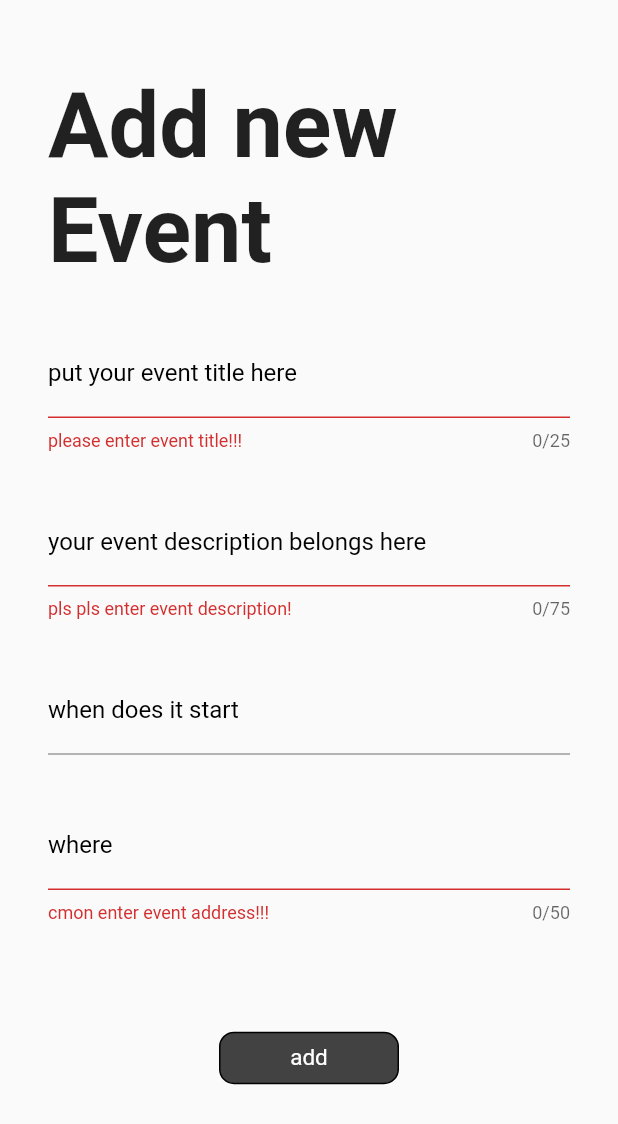
After one commit to ignasbudreika/mapas, a Flutter app: the NewEventScreen screen opened directly, after a tap on "add", on a phone screen of 412 x 824 dp. The commit adds this screen. Shown: the top 1124 px of the screen. Run offline on Flutter 3.47's test engine with Material 2 defaults, Android fonts, the phone set to English and light mode, and no system bars; drawn by our look-alikes of datetime_picker_formfield; our stand-ins replace flutter_map, flutter_switch, google_nav_bar, latlong, line_icons; missing offline and left inert: geocoder, grouped_buttons; Roboto replaces fonts that are missing (Montserrat).

Commit message:
PRGRML-25: created new event screen with form and validation

```diff
--- a/lib/main.dart
+++ b/lib/main.dart
@@ -1,5 +1,6 @@
 import 'package:flutter/material.dart';
 import 'package:mapas/screen/menu.dart';
+import 'package:mapas/screen/new_event.dart';
 
 void main() => runApp(new Application());
 
--- /dev/null
+++ b/lib/screen/new_event.dart
@@ -0,0 +1,240 @@
+import 'package:datetime_picker_formfield/datetime_picker_formfield.dart';
+import 'package:flutter/material.dart';
+import 'package:intl/intl.dart';
+
+class NewEventScreen extends StatefulWidget {
+  @override
+  _NewEventState createState() => _NewEventState();
+}
+
+class _NewEventState extends State<NewEventScreen> {
+  final _formKey = GlobalKey<FormState>();
+
+  final titleController = TextEditingController();
+  final descriptionController = TextEditingController();
+  final dateController = TextEditingController();
+  final addressController = TextEditingController();
+
+  @override
+  void dispose() {
+    super.dispose();
+    titleController.dispose();
+    descriptionController.dispose();
+    dateController.dispose();
+    addressController.dispose();
+  }
+
+  @override
+  Widget build(BuildContext context) {
+    return new Scaffold(
+      resizeToAvoidBottomInset: false,
+      body: SafeArea(
+        child: Container(
+          margin: EdgeInsets.only(
+            left: 32,
+            right: 32,
+          ),
+          child: SingleChildScrollView(
+            child: Container(
+              height: MediaQuery.of(context).size.height - 70,
+              child: Column(
+                mainAxisSize: MainAxisSize.min,
+                mainAxisAlignment: MainAxisAlignment.spaceEvenly,
+                children: <Widget>[
+                  Container(
+                      height: (MediaQuery.of(context).size.height - 70) * 0.25,
+                      child: Column(
+                        mainAxisAlignment: MainAxisAlignment.end,
+                        children: [
+                          Container(
+                            alignment: Alignment.centerLeft,
+                            child: Text('Add new',
+                                style: TextStyle(
+                                    fontSize: 60.0,
+                                    fontWeight: FontWeight.bold)),
+                          ),
+                          Container(
+                            alignment: Alignment.centerLeft,
+                            child: Text('Event',
+                                style: TextStyle(
+                                    fontSize: 60.0,
+                                    fontWeight: FontWeight.bold)),
+                          ),
+                        ],
+                      )),
+                  SizedBox(
+                    height: (MediaQuery.of(context).size.height - 70) * 0.75,
+                    child: Form(
+                      key: _formKey,
+                      child: Column(
+                        mainAxisSize: MainAxisSize.max,
+                        mainAxisAlignment: MainAxisAlignment.spaceEvenly,
+                        children: <Widget>[
+                          TextFormField(
+                            controller: titleController,
+                            maxLength: 25,
+                            cursorColor: Colors.black,
+                            validator: (String value) {
+                              if (value == null || value.isEmpty) {
+                                return 'please enter event title!!!';
+                              }
+                              return null;
+                            },
+                            decoration: InputDecoration(
+                              labelText: 'put your event title here',
+                              labelStyle: TextStyle(color: Colors.black),
+                              focusedBorder: UnderlineInputBorder(
+                                borderSide: BorderSide(color: Colors.black),
+                              ),
+                            ),
+                          ),
+                          TextFormField(
+                            controller: descriptionController,
+                            maxLength: 75,
+                            validator: (value) {
+                              if (value == null || value.isEmpty) {
+                                return 'pls pls enter event description!';
+                              }
+                              return null;
+                            },
+                            cursorColor: Colors.black,
+                            decoration: InputDecoration(
+                              labelText: 'your event description belongs here',
+                              labelStyle: TextStyle(color: Colors.black),
+                              focusedBorder: UnderlineInputBorder(
+                                borderSide: BorderSide(color: Colors.black),
+                              ),
+                            ),
+                          ),
+                          DateTimeField(
+                            validator: (value) {
+                              if (value == null) {
+                                return 'time!';
+                              }
+                              return null;
+                            },
+                            controller: dateController,
+                            format: DateFormat("yyyy-MM-dd hh:mm"),
+                            cursorColor: Colors.black,
+                            decoration: InputDecoration(
+                              labelText: 'when does it start',
+                              labelStyle: TextStyle(color: Colors.black),
+                            ),
+                            onShowPicker: (context, currentValue) async {
+                              final date = await showDatePicker(
+                                  builder:
+                                      (BuildContext context, Widget child) {
+                                    return Theme(
+                                      data: ThemeData.dark().copyWith(
+                                        colorScheme: ColorScheme.dark(
+                                          primary: Colors.grey,
+                                          onPrimary: Colors.white,
+                                          surface: Colors.grey,
+                                          onSurface: Colors.white,
+                                        ),
+                                        dialogBackgroundColor: Colors.grey[900],
+                                      ),
+                                      child: child,
+                                    );
+                                  },
+                                  context: context,
+                                  firstDate: DateTime.now(),
+                                  initialDate: currentValue ?? DateTime.now(),
+                                  lastDate: DateTime(2100));
+                              if (date != null) {
+                                final time = await showTimePicker(
+                                  builder:
+                                      (BuildContext context, Widget child) {
+                                    return Theme(
+                                      data: ThemeData.dark().copyWith(
+                                        colorScheme: ColorScheme.dark(
+                                          primary: Colors.white,
+                                          onPrimary: Colors.grey,
+                                          surface: Colors.grey[900],
+                                          onSurface: Colors.white,
+                                        ),
+                                        dialogBackgroundColor: Colors.grey,
+                                      ),
+                                      child: child,
+                                    );
+                                  },
+                                  context: context,
+                                  initialTime: TimeOfDay.fromDateTime(
+                                      currentValue ?? DateTime.now()),
+                                );
+                                return DateTimeField.combine(date, time);
+                              } else {
+                                return currentValue;
+                              }
+                            },
+                          ),
+                          TextFormField(
+                            controller: addressController,
+                            maxLength: 50,
+                            validator: (value) {
+                              if (value == null || value.isEmpty) {
+                                return 'cmon enter event address!!!';
+                              }
+                              return null;
+                            },
+                            cursorColor: Colors.black,
+                            decoration: InputDecoration(
+                              labelText: 'where',
+                              labelStyle: TextStyle(color: Colors.black),
+                              focusedBorder: UnderlineInputBorder(
+                                borderSide: BorderSide(color: Colors.black),
+                              ),
+                            ),
+                          ),
+                          SizedBox(
+                            height: 10,
+                          ),
+                          Container(
+                            height: 35.0,
+                            width: 120.0,
+                            decoration: BoxDecoration(
+                              border: Border.all(
+                                color: Colors.black,
+                                style: BorderStyle.solid,
+                                width: 1.0,
+                              ),
+                              borderRadius: BorderRadius.circular(10.0),
+                              color: Colors.grey[800],
+                            ),
+                            child: GestureDetector(
+                              onTap: () => {
+                                if (_formKey.currentState.validate())
+                                  {
+                                    print(titleController.text +
+                                        descriptionController.text +
+                                        dateController.text +
+                                        addressController.text),
+                                    ScaffoldMessenger.of(context).showSnackBar(
+                                        SnackBar(content: Text('event added'))),
+                                    Navigator.pop(context),
+                                  }
+                              },
+                              child: Center(
+                                child: Text(
+                                  'add',
+                                  style: TextStyle(
+                                      fontFamily: 'Montserrat',
+                                      color: Colors.white,
+                                      fontSize: 15.0),
+                                ),
+                              ),
+                            ),
+                          ),
+                        ],
+                      ),
+                    ),
+                  ),
+                ],
+              ),
+            ),
+          ),
+        ),
+      ),
+    );
+  }
+}
--- a/lib/screen/new_group.dart
+++ b/lib/screen/new_group.dart
@@ -92,7 +92,7 @@ class _NewGroupState extends State<NewGroupScreen> {
                       title: const Text(
                           'Allow everyone to create events for this group'),
                       value: _valueCheck,
-                      onChanged: (bool value) {
+                      onChanged: (value) {
                         setState(() {
                           _valueCheck = value;
                         });
--- a/lib/screen/profile.dart
+++ b/lib/screen/profile.dart
@@ -3,9 +3,7 @@ import 'package:flutter_switch/flutter_switch.dart';
 import 'package:grouped_buttons/grouped_buttons.dart';
 
 class ProfileScreen extends StatefulWidget {
-  ProfileScreen({Key key, this.title}) : super(key: key);
-
-  final String title;
+  ProfileScreen() : super();
 
   @override
   _ProfileState createState() => new _ProfileState();
@@ -181,7 +179,6 @@ class _ProfileState extends State<ProfileScreen> {
                         if (selected.length > 1) {
                           selected.removeAt(0);
                         } else {}
-                        _checked = selected;
                       }),
                     ),
                   ),
--- a/pubspec.yaml
+++ b/pubspec.yaml
@@ -15,10 +15,10 @@ publish_to: 'none' # Remove this line if you wish to publish to pub.dev
 # In iOS, build-name is used as CFBundleShortVersionString while build-number used as CFBundleVersion.
 # Read more about iOS versioning at
 # https://developer.apple.com/library/archive/documentation/General/Reference/InfoPlistKeyReference/Articles/CoreFoundationKeys.html
-version: 1.0.0+1
+version:
 
 environment:
-  sdk: ">=2.7.0 <3.0.0"
+  sdk: '>=2.10.0 <3.0.0'
 
 dependencies:
   flutter:
@@ -29,6 +29,7 @@ dependencies:
   geocoder: ^0.2.1
   flutter_switch: ^0.0.2
   grouped_buttons: ^1.0.4
+  datetime_picker_formfield: ^2.0.0
 
   # The following adds the Cupertino Icons font to your application.
   # Use with the CupertinoIcons class for iOS style icons.
```
Also changed, not shown: lib/screen/events_list.dart (+7 -1 lines), pubspec.lock.
